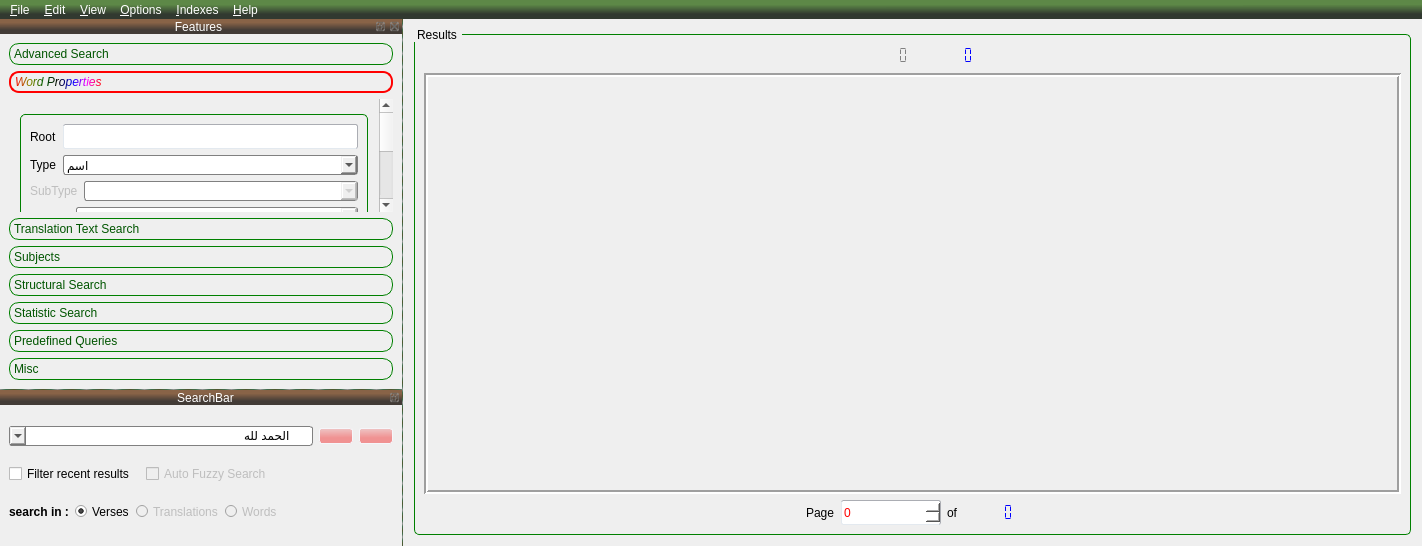
This is src/alfanous-desktop/UI/mainform.ui in Alfanous-team/alfanous as Qt 5 draws it before an edit. The edited form follows.
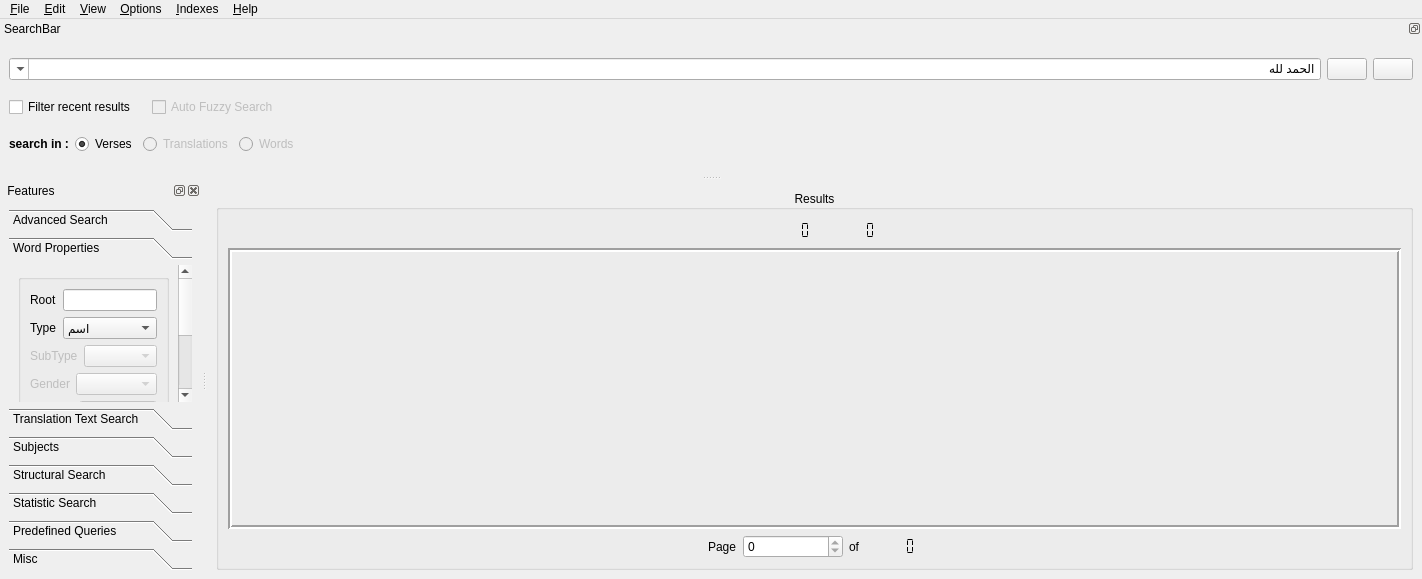
This is the edited form. The open tabs and pages were chosen to show the change. Icons and pictures are not drawn.

Commit message:
Remove custom Qt GUI styles
Remove links from about dialog

Patch:
```diff
--- a/src/alfanous-desktop/UI/mainform.ui
+++ b/src/alfanous-desktop/UI/mainform.ui
@@ -11,7 +11,7 @@
     <x>0</x>
     <y>0</y>
     <width>1422</width>
-    <height>546</height>
+    <height>579</height>
    </rect>
   </property>
   <property name="sizePolicy">
@@ -45,395 +45,6 @@
   <property name="layoutDirection">
    <enum>Qt::LeftToRight</enum>
   </property>
-  <property name="styleSheet">
-   <string notr="true">
-     QComboBox {
-     border: 1px solid gray;
-     border-radius: 3px;
-     padding: 1px 18px 1px 3px;
-     min-width: 6em;
- }
-
-
- QComboBox::down-arrow {
-     image:url(:/resources/1downarrow.png)
- }
-
- QComboBox::down-arrow:on { /* shift the arrow when popup is open */
-     top: 1px;
-     left: 1px;
- }
-
-
- QToolBox::tab {
-         background: qlineargradient(x1: 0, y1: 0, x2: 0, y2: 1,
-                                     stop: 0 #E1F1E1, stop: 0.4 #DDEDDD,
-                                     stop: 0.5 #D8E8D8, stop: 1.0 #D3E3D3);
-         border-radius: 10px;
-         color: rgb(0, 85, 0);
-     border: 1px solid green;
-     }
-
-     QToolBox::tab:selected { /* italicize selected tabs */
-  background: qlineargradient(x1: 0, y1: 0, x2: 0, y2: 1,
-                                     stop: 0 #C1D1C1, stop: 0.4 #BDCDBD,
-                                     stop: 0.5 #B8C8B8, stop: 1.0 #B3C3B3);
-         font: italic;
-         color: qlineargradient(spread:pad, x1:0, y1:0, x2:1, y2:0, stop:0 rgba(255, 0, 0, 255), stop:0.166 rgba(138, 138, 0, 255), stop:0.333 rgba(0, 92, 0, 255), stop:0.5 rgba(0, 0, 0, 255), stop:0.666 rgba(0, 0, 255, 255), stop:0.833 rgba(255, 0, 255, 255), stop:1 rgba(255, 0, 0, 255));
-     border: 2px solid red;
-}
-
-
-QMainWindow::separator {
-    height: 1px;
-	width: 1px;
-
-background-color: qlineargradient(spread:reflect, x1:0.996, y1:0.0113182, x2:1, y2:0, stop:0 rgba(121, 121, 121, 194), stop:0.45 rgba(38, 92, 54, 222), stop:1 rgba(57, 64, 17, 222))
-
-}
-
-QDockWidget {
-     border: 1px solid lightgray;
-
-     titlebar-close-icon: url(:/resources/application_exit.png);
-     titlebar-normal-icon: url(:/resources/bookmark.png);
-    color : white;
-	border-radius:5px;
- 	icon-size: 64px;
- }
-
- QDockWidget::title {
-     text-align: center; /* align the text to the left */
-     background:qlineargradient(spread:pad, x1:0.472273, y1:0.738, x2:0.468818, y2:0.239, stop:0 rgba(60, 53, 48, 246), stop:1 rgba(121, 78, 46, 222));
-     padding-left: 20px;
- }
-
- QDockWidget::close-button, QDockWidget::float-button {
-     border: 1px solid transparent;
-     padding: 0px;
- }
-
- QDockWidget::close-button:hover, QDockWidget::float-button:hover {
-
- }
-
- QDockWidget::close-button:pressed, QDockWidget::float-button:pressed {
-     padding: 1px -1px -1px 1px;
- }
-
-QPushButton { background: qlineargradient(spread:pad, x1:0.504091, y1:0.619, x2:0.487, y2:0, stop:0 rgba(240, 146, 146, 255), stop:1 rgba(238, 197, 197, 255)) ;
- border: 1px solid #f5f6fa;
-     border-radius: 3px; }
-
-QToolButton { background: qlineargradient(spread:pad, x1:0.504091, y1:0.619, x2:0.487, y2:0, stop:0 rgba(162, 200, 160, 255), stop:1 rgba(226, 225, 221, 255));
- border: 1px solid #f5f6fa;
-     border-radius: 3px; }
-
-
-QMenuBar { background: qlineargradient(spread:pad, x1:0.472273, y1:0.738, x2:0.468818, y2:0.239, stop:0 rgba(43, 51, 41, 246), stop:1 rgba(71, 121, 46, 222));
-color : white}
-
-QMenuBar::item {
- background: transparent;
-color:white;
-}
-
-
- QMenuBar::item:selected,QPushButton:hover,QToolButton:hover { /* when selected using mouse or keyboard */
-border: 1px solid #f5f6fa;
-     border-radius: 3px;
-
-     background-color: qlineargradient(x1:0, y1:0, x2:0, y2:1,
-                                       stop:0 #d0d0d0 stop:0.5 #259478 stop:1 #57a792);
- }
-
- QMenuBar::item:pressed,QPushButton:pressed,QToolButton:pressed{
-          border: 1px solid grey;
-     border-radius: 3px;
-
-background-color: qlineargradient(x1:0, y1:0, x2:0, y2:1,
-                                       stop:0 #e0e0e0 stop:0.5 #257894 stop:1 #5792a7);
-
-}
-
-QMenu {
-     background-color: #f1f1f1; /* sets background of the menu */
-     border: 1px solid #979797;
- }
-
-
- QMenu::item { /* when selected using mouse or keyboard */
-
-margin-left: 2px;
-margin-right: 2px;
-
-padding-top: 4px;
-padding-bottom: 4px;
-padding-left: 28px;
-padding-right: 14px;
-
-/*background:blue;*/
-/*padding: 2px 0px 2px -1px;*/
-}
-
- QMenu::item:selected { /* when selected using mouse or keyboard */
-     border: 1px solid #a7dbff;
-     border-radius: 3px;
-
-     background-color: qlineargradient(x1:0, y1:0, x2:0, y2:1,
-                                       stop:0 #f1f1f1 stop:1 #e4f0f5);
-
-margin-left: 1px;
-
-padding-left: 28px;
-
-
-/*padding: 2px 0px 2px -1px;*/
-}
-
-
-
-
-QMenu::indicator:unchecked { /* when selected using mouse or keyboard */
-
-     border-radius: 3px;
-
-}
-
-QMenu::indicator:checked:enabled { /* when selected using mouse or keyboard */
-     border: 1px solid #a7dbff;
-     border-radius: 3px;
-
-     background-color: #e6eff4;
-
-     image: url(:/resources/menu_indicator.png)
-}
-
-
-QMenu::indicator:checked:!enabled { /* when selected using mouse or keyboard */
-     image: url(:/resources/menu_indicator_disabled.png)
-}
-
-
-
-QMenu::separator {
-    height: 2px;
-    margin-left: 0px;
-margin-top: 4px;
-margin-bottom: 4px;
-
-background-color: #aaeeaa;
-
-}
-
-QGroupBox {
-     border: 1px solid green;
-	border-radius:5px;
-	margin: 6px 2px 2px 2px;
-}
-
-QGroupBox::title {
-     subcontrol-origin: margin;
-     subcontrol-position: top left; /* position at the top center */
-     padding: 0 3px;
-}
-
- QCheckBox {
-     spacing: 5px;
- }
-
- QCheckBox::indicator {
-     width: 13px;
-     height: 13px;
- }
-
- QCheckBox::indicator:unchecked {
-     image: url(:/resources/checkbox_off_enabled.png);
- }
-
- QCheckBox::indicator:unchecked:!enabled {
-     image: url(:/resources/checkbox_off_disabled.png);
- }
-
- QCheckBox::indicator:unchecked:hover {
-     image: url(:/resources/checkbox_off_enabled_hover.png);
- }
-
- QCheckBox::indicator:unchecked:pressed {
-     image: url(:/resources/checkbox_off_enabled_pressed.png);
- }
-
- QCheckBox::indicator:checked {
-     image: url(:/resources/checkbox_on_enabled.png);
- }
-
- QCheckBox::indicator:checked:!enabled {
-     image: url(:/resources/checkbox_on_disabled.png);
- }
-
-
- QCheckBox::indicator:checked:hover {
-     image: url(:/resources/checkbox_on_enabled_hover.png);
- }
-
- QCheckBox::indicator:checked:pressed {
-     image: url(:/resources/checkbox_on_enabled_pressed.png);
- }
-
- QCheckBox::indicator:indeterminate:hover {
-     image: url(:/resources/checkbox_inter_enabled_hover.png);
- }
-
- QCheckBox::indicator:indeterminate {
-     image: url(:/resources/checkbox_inter_enabled.png);
- } 
-
- QCheckBox::indicator:indeterminate:!enabled {
-     image: url(:/resources/checkbox_inter_disabled.png);
- }
-
-QRadioButton {
-     spacing: 5px;
- }
-
- QRadioButton::indicator {
-     width: 12px;
-     height: 12px;
- }
-
- QRadioButton::indicator:unchecked {
-     image: url(:/resources/radiobutton_off_enabled.png);
- }
-
- QRadioButton::indicator:checked {
-     image: url(:/resources/radiobutton_on_enabled.png);
- }
-
- QRadioButton::indicator:checked:hover {
-     image: url(:/resources/radiobutton_on_enabled_hover.png);
- }
-
- QRadioButton::indicator:checked:pressed {
-     image: url(:/resources/radiobutton_on_enabled_pressed.png);
-}
-
- QRadioButton::indicator:unchecked:!enabled {
-     image: url(:/resources/radiobutton_off_disabled.png);
- }
-
- QRadioButton::indicator:checked:!enabled {
-     image: url(:/resources/radiobutton_on_disabled.png);
- }
-
- QRadioButton::indicator:unchecked:hover {
-     image: url(:/resources/radiobutton_off_enabled_hover.png);
-}
-
- QRadioButton::indicator:unchecked:pressed {
-     image: url(:/resources/radiobutton_off_enabled_pressed.png);
-}
-
-QLineEdit, QTextEdit, QSpinBox, QDoubleSpinBox, QTextBrowser {
- 	border-top: 1px solid #abadb3;
- 	border-right: 1px solid #abadb3;
-	border-left: 1px solid #e3e9ef;
-	border-bottom: 1px solid #e3e9ef;
-	border-radius: 2px;
-
-     background: white;
-     selection-background-color: #3399ff;
-
-	min-height: 23 px;
-}
-
-QLineEdit:!enabled, QTextEdit:!enabled, QSpinBox:!enabled, QDoubleSpinBox:!enabled {
- 	border: 1px solid #afafaf;
-	border-radius: 2px;
-
-     background: white;
-	color: #afafaf;
-     selection-background-color: #3399ff;
-}
-
-
-QLineEdit:hover:enabled, QTextEdit:hover:enabled, QSpinBox:hover:enabled, QDoubleSpinBox:hover:enabled {
- 	border-top: 1px solid #3d7bad;
- 	border-right: 1px solid #3d7bad;
-	border-left: 1px solid #b7d9ed;
-	border-bottom: 1px solid #b7d9ed;
-}
-
-
-QSpinBox, QDoubleSpinBox {
-	padding-right: 18px;
-}
-
-QSpinBox::up-button:!enabled, QDoubleSpinBox::up-button:!enabled,
-QSpinBox::up-arrow:off, QDoubleSpinBox::up-arrow:off {
-	border-image: url(:/resources/spin_up_disabled.png) 1;
-}
-
-QSpinBox::down-button:!enabled, QDoubleSpinBox::down-button:!enabled,
-QSpinBox::down-arrow:off, QDoubleSpinBox::down-arrow:off {
-	border-image: url(:/resources/spin_down_disabled.png) 1;
-}
-
-QSpinBox::up-button:hover:enabled, QDoubleSpinBox::up-button:hover:enabled {
-	border-image: url(:/resources/spin_up_enabled_hover.png) 1;
-}
-
-QSpinBox::up-button:pressed:enabled, QDoubleSpinBox::up-button:pressed:enabled {
-	border-image: url(:/resources/spin_up_enabled_pressed.png) 1;
-}
-
-QSpinBox::down-button:hover:enabled, QDoubleSpinBox::down-button:hover:enabled {
-	border-image: url(:/resources/spin_down_enabled_hover.png) 1;
-}
-
-QSpinBox::down-button:pressed:enabled, QDoubleSpinBox::down-button:pressed:enabled {
-	border-image: url(:/resources/spin_down_enabled_pressed.png) 1;
-}
-
-QSpinBox::up-button, QDoubleSpinBox::up-button {
-     subcontrol-origin: border;
-     subcontrol-position: top right; /* position at the top right corner */
-
-     width: 16px; /* 16 + 2*1px border-width = 15px padding + 3px parent border */
-     border-width: 2px;
-	border-bottom-width: 0;
-
-	border-image: url(:/resources/spin_up_enabled.png) 1;
-}
-
-QSpinBox::down-button, QDoubleSpinBox::down-button {
-     subcontrol-origin: border;
-     subcontrol-position: bottom right; /* position at bottom right corner */
-
-     width: 16px;
-     border-width: 2px;
-     border-top-width: 0;
-
-	border-image: url(:/resources/spin_down_enabled.png) 1;
-}
-
-
-
-
-
-QComboBox::QFrame {
-	border: 1px solid #828790;
-}
-
-QLabel,QToolBox {
-	border: 0px solid #828790;
-}
-
-
-
-
-
-</string>
-  </property>
   <property name="locale">
    <locale language="English" country="UnitedStates"/>
   </property>
@@ -510,9 +121,6 @@
            </item>
            <item>
             <widget class="QLCDNumber" name="o_time">
-             <property name="styleSheet">
-              <string notr="true">color : gray</string>
-             </property>
              <property name="frameShape">
               <enum>QFrame::NoFrame</enum>
              </property>
@@ -562,8 +170,7 @@
               </font>
              </property>
              <property name="styleSheet">
-              <string notr="true">color : blue
-</string>
+              <string notr="true"/>
              </property>
              <property name="frameShape">
               <enum>QFrame::NoFrame</enum>
@@ -668,12 +275,9 @@
            <property name="minimumSize">
             <size>
              <width>100</width>
-             <height>25</height>
+             <height>0</height>
             </size>
            </property>
-           <property name="styleSheet">
-            <string>color : red</string>
-           </property>
            <property name="minimum">
             <number>0</number>
            </property>
@@ -703,9 +307,6 @@
            <property name="whatsThis">
             <string>pages number</string>
            </property>
-           <property name="styleSheet">
-            <string notr="true">color : blue</string>
-           </property>
            <property name="frameShape">
             <enum>QFrame::NoFrame</enum>
            </property>
@@ -755,7 +356,7 @@
      <x>0</x>
      <y>0</y>
      <width>1422</width>
-     <height>25</height>
+     <height>29</height>
     </rect>
    </property>
    <property name="layoutDirection">
@@ -1000,7 +601,7 @@
    <property name="minimumSize">
     <size>
      <width>200</width>
-     <height>364</height>
+     <height>393</height>
     </size>
    </property>
    <property name="windowIcon">
@@ -1344,8 +945,8 @@
          <rect>
           <x>0</x>
           <y>0</y>
-          <width>383</width>
-          <height>290</height>
+          <width>218</width>
+          <height>365</height>
          </rect>
         </property>
         <attribute name="label">
@@ -2863,7 +2464,7 @@
     <string>SearchBar</string>
    </property>
    <attribute name="dockWidgetArea">
-    <number>1</number>
+    <number>4</number>
    </attribute>
    <widget class="QWidget" name="dockWidgetContents_7">
     <layout class="QVBoxLayout" name="verticalLayout_11">
@@ -2879,7 +2480,7 @@
          </property>
          <property name="minimumSize">
           <size>
-           <width>125</width>
+           <width>149</width>
            <height>0</height>
           </size>
          </property>
```
Left out of the diff: 45 changed lines with no effect on the pictures. The commit also changes 1 other file.
